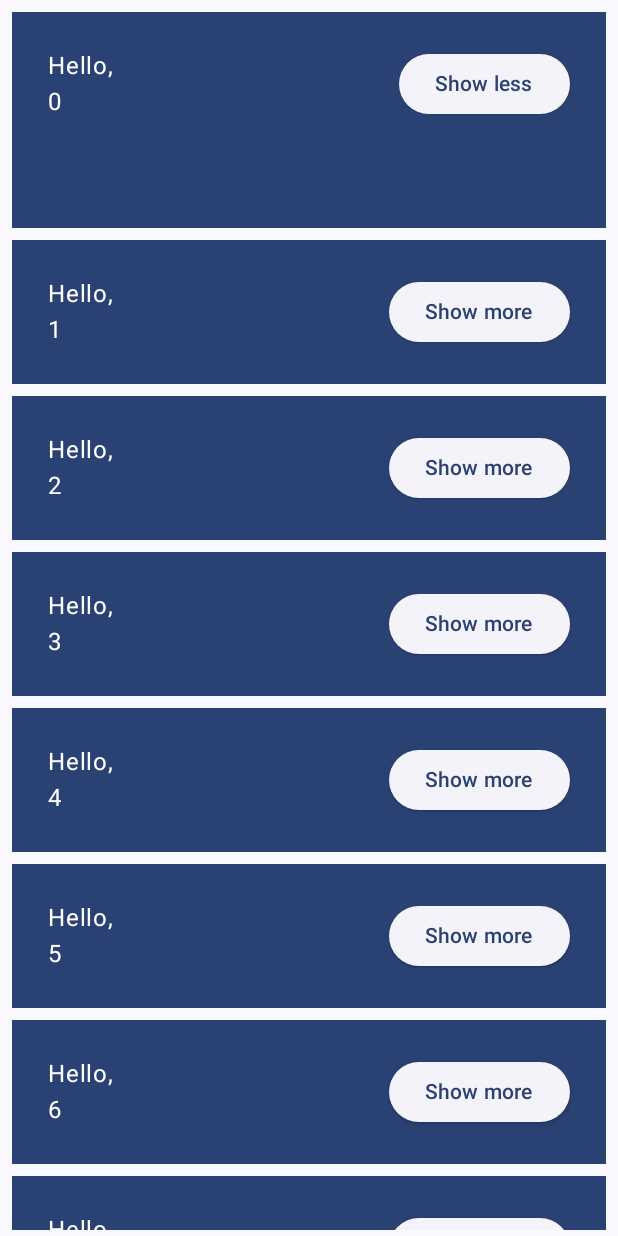
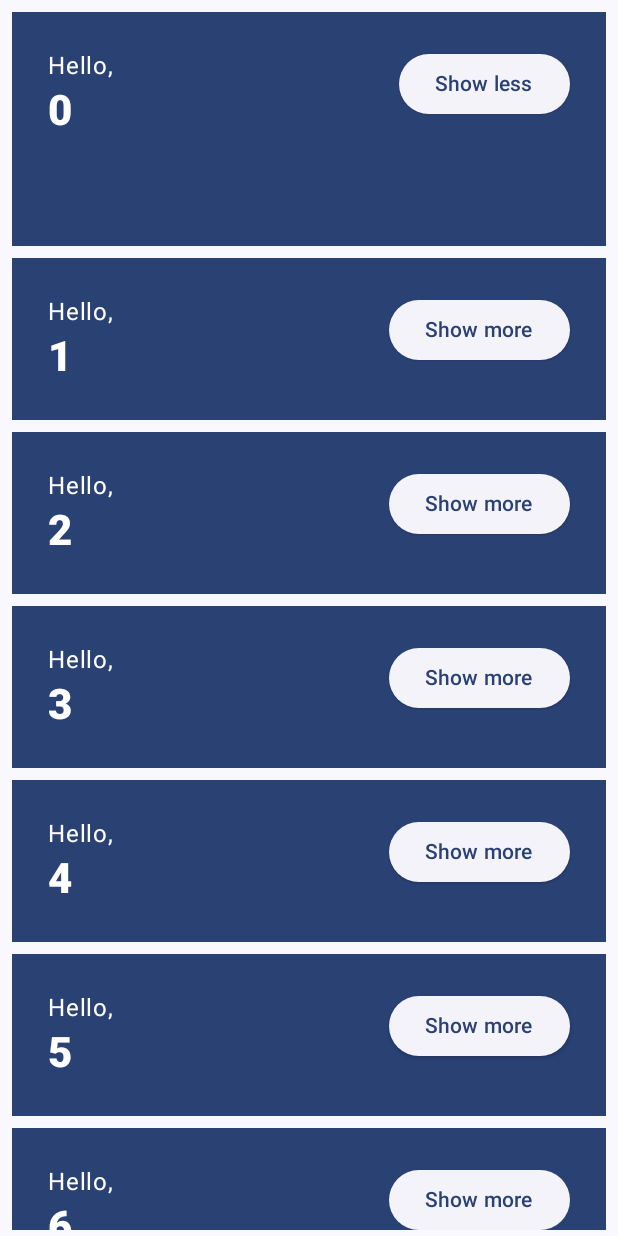
Before and after one commit to Moony-H/PreOnboardingChallengeCompose, an Android app built with Jetpack Compose: the screen it shows after launch (Chapter11Activity before the commit, Chapter11And12Activity after it), after a tap on "Show more", on a phone screen of 412 x 824 dp. Run offline under Robolectric (Android 15) with nearby library versions, the phone set to English and light mode, and no system bars; 1 other tap on this screen came first.

Commit message:
chapter 12 app style and theme

```diff
--- a/app/src/main/AndroidManifest.xml
+++ b/app/src/main/AndroidManifest.xml
@@ -13,7 +13,7 @@
         android:theme="@style/Theme.PreOnboardingChallengeCompose"
         tools:targetApi="31">
         <activity
-            android:name=".Chapter11Activity"
+            android:name=".Chapter11And12Activity"
             android:exported="true"
             android:label="@string/app_name"
             android:theme="@style/Theme.PreOnboardingChallengeCompose">
--- a/app/src/main/java/com/example/preonboardingchallengecompose/Chapter11Activity.kt
+++ b/app/src/main/java/com/example/preonboardingchallengecompose/Chapter11And12Activity.kt
@@ -1,5 +1,6 @@
 package com.example.preonboardingchallengecompose
 
+import android.content.res.Configuration.UI_MODE_NIGHT_YES
 import android.os.Bundle
 import android.util.Log
 import androidx.activity.ComponentActivity
@@ -24,11 +25,12 @@ import androidx.compose.runtime.saveable.rememberSaveable
 import androidx.compose.runtime.setValue
 import androidx.compose.ui.Alignment
 import androidx.compose.ui.Modifier
+import androidx.compose.ui.text.font.FontWeight
 import androidx.compose.ui.tooling.preview.Preview
 import androidx.compose.ui.unit.dp
 import com.example.preonboardingchallengecompose.ui.theme.PreOnboardingChallengeComposeTheme
 
-class Chapter11Activity : ComponentActivity() {
+class Chapter11And12Activity : ComponentActivity() {
     override fun onCreate(savedInstanceState: Bundle?) {
         super.onCreate(savedInstanceState)
         setContent {
@@ -112,12 +114,18 @@ class Chapter11Activity : ComponentActivity() {
             modifier = modifier.padding(vertical = 4.dp, horizontal = 8.dp)
         ) {
             Row(modifier = Modifier.padding(24.dp)) {
-                Column(modifier = Modifier
-                    .weight(1f)
-                    .padding(bottom = extraPadding.coerceAtLeast(0.dp))
+                Column(
+                    modifier = Modifier
+                        .weight(1f)
+                        .padding(bottom = extraPadding.coerceAtLeast(0.dp))
                 ) {
                     Text(text = "Hello, ")
-                    Text(text = name)
+                    Text(
+                        text = name,
+                        //data class의 copy인줄 알았는데, 아니었다. 만약, 내 앱의 테마의 글꼴을 가져다 쓰는데, 이 부분만 특별히 조금 다르게 해야 한다면,
+                        //이렇게 copy를 써서 복사한 다음 fontWeight과 같이 세밀한 부분만 바꿔 조정하면 된다.
+                        style = MaterialTheme.typography.headlineMedium.copy(fontWeight = FontWeight.ExtraBold)
+                    )
                 }
                 ElevatedButton(
                     onClick = { expanded = !expanded }
@@ -129,6 +137,12 @@ class Chapter11Activity : ComponentActivity() {
         }
     }
 
+    @Preview(
+        showBackground = true,
+        widthDp = 320,
+        uiMode = UI_MODE_NIGHT_YES,
+        name = "GreetingPreviewDark"
+    )
     @Preview(showBackground = true, widthDp = 320)
     @Composable
     fun GreetingPreview() {
@@ -144,4 +158,5 @@ class Chapter11Activity : ComponentActivity() {
             MyApp(Modifier.fillMaxSize())
         }
     }
+
 }
--- a/app/src/main/java/com/example/preonboardingchallengecompose/ui/theme/Color.kt
+++ b/app/src/main/java/com/example/preonboardingchallengecompose/ui/theme/Color.kt
@@ -9,3 +9,8 @@ val Pink80 = Color(0xFFEFB8C8)
 val Purple40 = Color(0xFF6650a4)
 val PurpleGrey40 = Color(0xFF625b71)
 val Pink40 = Color(0xFF7D5260)
+
+val Navy = Color(0xFF073042)
+val Blue = Color(0xFF4285F4)
+val LightBlue = Color(0xFFD7EFFE)
+val Chartreuse = Color(0xFFEFF7CF)
--- a/app/src/main/java/com/example/preonboardingchallengecompose/ui/theme/Theme.kt
+++ b/app/src/main/java/com/example/preonboardingchallengecompose/ui/theme/Theme.kt
@@ -2,6 +2,7 @@ package com.example.preonboardingchallengecompose.ui.theme
 
 import android.app.Activity
 import android.os.Build
+import android.util.Log
 import androidx.compose.foundation.isSystemInDarkTheme
 import androidx.compose.material3.MaterialTheme
 import androidx.compose.material3.darkColorScheme
@@ -10,22 +11,31 @@ import androidx.compose.material3.dynamicLightColorScheme
 import androidx.compose.material3.lightColorScheme
 import androidx.compose.runtime.Composable
 import androidx.compose.runtime.SideEffect
+import androidx.compose.ui.graphics.Color
 import androidx.compose.ui.graphics.toArgb
 import androidx.compose.ui.platform.LocalContext
 import androidx.compose.ui.platform.LocalView
 import androidx.core.view.WindowCompat
 
 //xml에서 theme(light dark)를 설정했던 것 처럼 여기서도 색을 지정하는것 같다.
+//android 12가 나왔을 때, GoogleIO에서 보았던 내용인 팔레트가 여기에서도 사용되는 것 같다.
 private val DarkColorScheme = darkColorScheme(
-    primary = Purple80,
-    secondary = PurpleGrey80,
-    tertiary = Pink80
+    surface = Blue,
+    onSurface = Navy,
+    primary = Navy,
+    onPrimary = Chartreuse
 )
 
 private val LightColorScheme = lightColorScheme(
-    primary = Purple40,
-    secondary = PurpleGrey40,
-    tertiary = Pink40
+    //이렇게 하면 기본적인 뷰의 스타일은 모두 이걸로 바뀐다.
+    //아래에서 이 라이트 컬러 스키마를 사용하기 때문이고,
+    //activity에서 setContent{}할때도 이 테마를 사용하기 때문이다.(편리하다.)
+
+    surface = Blue,
+    onSurface = Color.White,
+    primary = LightBlue,
+    onPrimary = Navy
+
 
     //다른 색들을 오버라이드 가능하다.
 
@@ -47,14 +57,30 @@ fun PreOnboardingChallengeComposeTheme(
     dynamicColor: Boolean = true,
     content: @Composable () -> Unit
 ) {
+
+    Log.e("test","theme")
     val colorScheme = when {
+        //dynamicColor는 아래에서 설명한다.
         dynamicColor && Build.VERSION.SDK_INT >= Build.VERSION_CODES.S -> {
             val context = LocalContext.current
+            Log.e("test", "dark theme is $darkTheme")
+            //함수를 들어가 보면, 기본 컬러 스키마를 따로 사용하는 것을 볼 수 있다.
+            //이는 동적 색상이라는 것인데, 적응형이란다...
+            //이곳이 동적 색상이다.
+            //https://m3.material.io/styles/color/dynamic/choosing-a-source
+
             if (darkTheme) dynamicDarkColorScheme(context) else dynamicLightColorScheme(context)
         }
 
-        darkTheme -> DarkColorScheme
-        else -> LightColorScheme
+        darkTheme -> {
+            Log.e("test", "dark theme")
+            DarkColorScheme
+        }
+
+        else -> {
+            Log.e("test", "light theme")
+            LightColorScheme
+        }
     }
     val view = LocalView.current
     if (!view.isInEditMode) {
@@ -64,6 +90,9 @@ fun PreOnboardingChallengeComposeTheme(
             WindowCompat.getInsetsController(window, view).isAppearanceLightStatusBars = darkTheme
         }
     }
+    //위에서 말한것 처럼 두개가 다른 것을 볼 수 있다.
+    Log.e("test","scheme primary same? :${colorScheme.primary== DarkColorScheme.primary}")
+    Log.e("test","scheme: ${colorScheme.primary.value} dark: ${DarkColorScheme.primary.value}")
 
     MaterialTheme(
         colorScheme = colorScheme,
```
